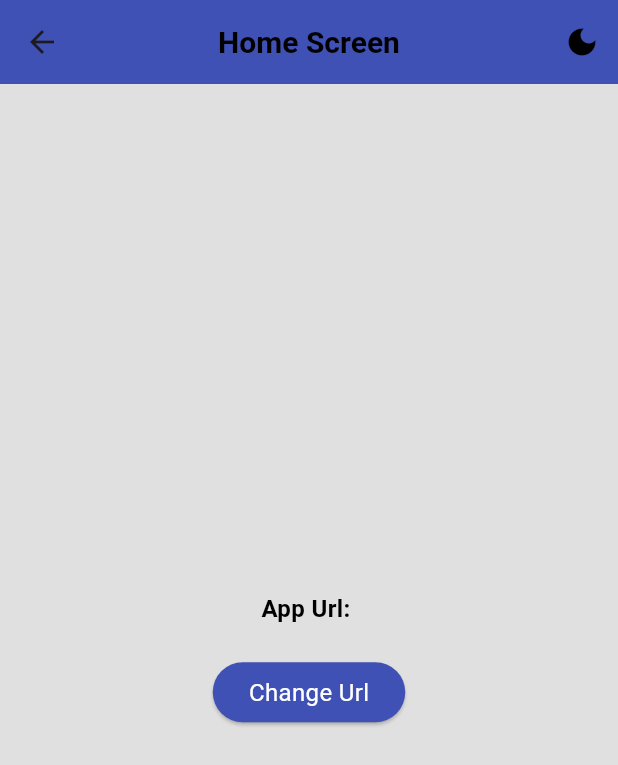
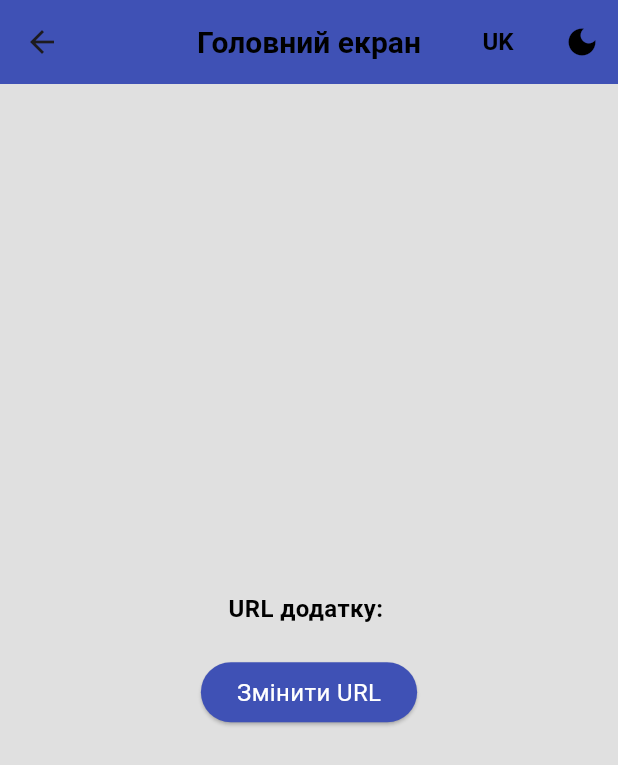
Before and after one commit to vladuhalys/flutter_webspark_test_app, a Flutter app: the HomeScreen screen opened by its route, on a phone screen of 412 x 824 dp. Shown: the top 765 px of the screen. Run offline on Flutter 3.47's test engine with Material 3 defaults, Android fonts, the phone set to English and light mode, and no system bars; our stand-ins replace dio, flutter_secure_storage, get; accounts and stored records are empty.

Commit message:
Update locale

```diff
--- a/lib/application.dart
+++ b/lib/application.dart
@@ -10,7 +10,7 @@ class Application extends StatelessWidget {
   Widget build(BuildContext context) {
     return GetMaterialApp(
       translations: AppLocalization(),
-      locale: Get.deviceLocale,
+      locale: AppLocales.defaultLocale,
       fallbackLocale: AppLocales.fallbackLocale,
       initialBinding: AppBindings(),
       theme: LightTheme.value,
--- a/lib/core/localization/controller/localization_controller.dart
+++ b/lib/core/localization/controller/localization_controller.dart
@@ -3,9 +3,7 @@ import 'package:flutter_webspark_test_app/core/localization/locale.dart';
 import 'package:get/get.dart';
 
 class LocalizationController extends GetxController {
-
-
-  final _locale = Get.locale?.obs ?? const Locale('uk', 'UK').obs;
+  final _locale = Get.deviceLocale?.obs ?? const Locale('uk', 'UK').obs;
 
   Locale get locale => _locale.value;
 
@@ -37,22 +35,24 @@ class LocalizationController extends GetxController {
 
   void setUkrLocale() {
     _locale.value = AppLocales.ukrLocale;
+    Get.updateLocale(_locale.value);
     update();
   }
 
   void setEngLocale() {
     _locale.value = AppLocales.engLocale;
+    Get.updateLocale(_locale.value);
     update();
   }
 
   void setDefaultLocale() {
     _locale.value = AppLocales.defaultLocale;
+    Get.updateLocale(_locale.value);
     update();
   }
 
   void changeLocale() {
     _locale.value == AppLocales.ukrLocale ? setEngLocale() : setUkrLocale();
-    Get.updateLocale(_locale.value);
     update();
   }
 }
--- a/lib/core/localization/keys/english.dart
+++ b/lib/core/localization/keys/english.dart
@@ -8,6 +8,10 @@ abstract class English {
 
     //Info messages
     'set_url': 'Set URL',
+    'app_url': 'App URL',
+    'change_url': 'Change URL',
+
+    //Dialog messages
     'dialog_description': 'Description: ',
     'dialog_aprove': 'Approve',
     'dialog_cancel': 'Cancel',
@@ -19,5 +23,6 @@ abstract class English {
 
     //Screen titles
     'screen_url_title': 'Url Screen',
+    'screen_home_title': 'Home Screen',
   };
 }
--- a/lib/core/localization/keys/keys.dart
+++ b/lib/core/localization/keys/keys.dart
@@ -7,9 +7,13 @@ abstract class LangKeys {
   //Warning messages
 
   //Info messages
+  static const setUrl = 'set_url';
+  static const appUrl = 'app_url';
+  static const changeUrl = 'change_url';
+
+  //Dialog messages
   static const dialogDescription = 'dialog_description';
   static const dialogAprove = 'dialog_aprove';
-  static const setUrl = 'set_url';
   static const dialogCancel = 'dialog_cancel';
   static const snackbarSuccess = 'snackbar_success';
   static const snackbarUrlSaved = 'snackbar_url_saved';
@@ -19,4 +23,5 @@ abstract class LangKeys {
 
   //Screen titles
   static const screenUrlTitle = 'screen_url_title';
+  static const screenHomeTitle = 'screen_home_title';
 }
--- a/lib/core/localization/keys/ukrainian.dart
+++ b/lib/core/localization/keys/ukrainian.dart
@@ -8,9 +8,13 @@ abstract class Ukrainian {
     //Warning messages
 
     //Info messages
+    'set_url': 'Встановити URL',
+    'app_url': 'URL додатку',
+    'change_url': 'Змінити URL',
+
+    //Dialog messages
     'dialog_description': 'Опис: ',
     'dialog_aprove': 'Підтвердити',
-    'set_url': 'Встановити URL',
     'dialog_cancel': 'Скасувати',
     'snackbar_success': 'Успіх',
     'snackbar_url_saved': 'URL успішно збережено',
@@ -20,5 +24,6 @@ abstract class Ukrainian {
 
     //Screen titles
     'screen_url_title': 'Екран URL',
+    'screen_home_title': 'Головний екран',
   };
 }
--- a/lib/feature/presentation/screens/home/home_screen.dart
+++ b/lib/feature/presentation/screens/home/home_screen.dart
@@ -1,4 +1,5 @@
 import 'package:flutter/material.dart';
+import 'package:flutter_webspark_test_app/core/localization/keys/keys.dart';
 import 'package:flutter_webspark_test_app/core/router/app_router.dart';
 import 'package:flutter_webspark_test_app/core/theme/colors/dark_colors.dart';
 import 'package:flutter_webspark_test_app/feature/data/source/local/local_storge_controller.dart';
@@ -13,13 +14,13 @@ class HomeScreen extends StatelessWidget {
     return GetBuilder<LocalStorageController>(builder: (controller) {
       controller.getData();
       return Scaffold(
-          appBar: const CustomAppBar(title: 'Home Screen'),
+          appBar: const CustomAppBar(title: LangKeys.screenHomeTitle),
           body: Center(
             child: Column(
               mainAxisAlignment: MainAxisAlignment.center,
               children: [
                 Text(
-                  'App Url: ${controller.appUrl.value}',
+                  '${LangKeys.appUrl.tr}: ${controller.appUrl.value}',
                   style: TextStyle(
                     color: Theme.of(context).hintColor,
                     fontSize: 16,
@@ -31,7 +32,7 @@ class HomeScreen extends StatelessWidget {
                   onPressed: () {
                     Get.toNamed(AppRouter.url);
                   },
-                  child: Text('Change Url',
+                  child: Text(LangKeys.changeUrl.tr,
                       style: Theme.of(context).textTheme.bodyMedium!.copyWith(
                             color: AppDarkColors.textColor,
                           )),
--- a/lib/feature/presentation/widgets/appbar/appbar.dart
+++ b/lib/feature/presentation/widgets/appbar/appbar.dart
@@ -1,4 +1,5 @@
 import 'package:flutter/material.dart';
+import 'package:flutter_webspark_test_app/core/localization/controller/localization_controller.dart';
 import 'package:flutter_webspark_test_app/core/theme/controller/theme_controller.dart';
 import 'package:get/get.dart';
 
@@ -22,6 +23,23 @@ class CustomAppBarState extends State<CustomAppBar> {
       title: Text(widget.title.tr),
       centerTitle: true,
       actions: [
+        GetBuilder<LocalizationController>(
+          builder: (controller) {
+            return TextButton(
+              onPressed: () {
+                controller.changeLocale();
+              },
+              child: Text(
+                controller.locale.languageCode.toUpperCase(),
+                style: TextStyle(
+                  color: Theme.of(context).iconTheme.color,
+                  fontSize: 16,
+                  fontWeight: FontWeight.bold,
+                ),
+              ),
+            );
+          },
+        ),
         GetBuilder<ThemeController>(
           builder: (controller) => IconButton(
             icon: Icon(
```
